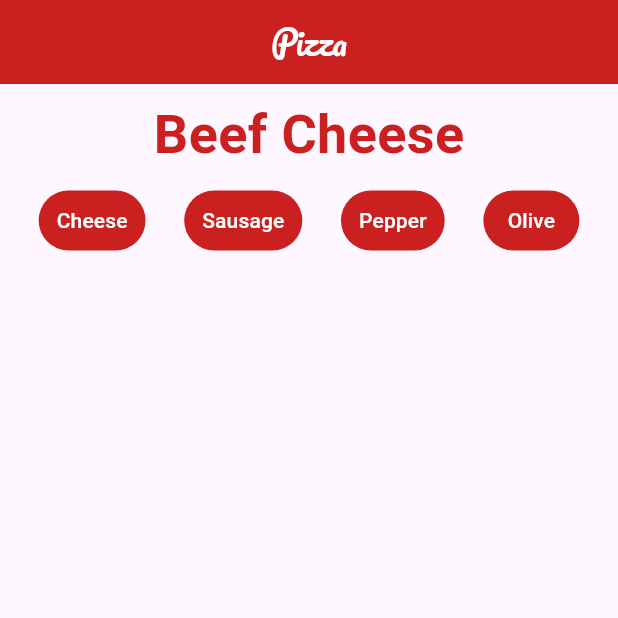
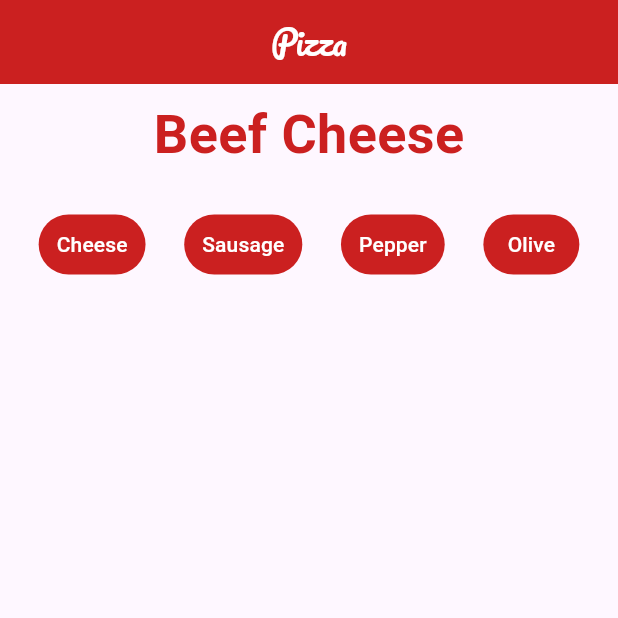
Before and after one commit to halillcam/Flutter_Ogreniyorum, a Flutter app: the screen it shows after launch, on a phone screen of 412 x 824 dp, the top half of it. Run offline on Flutter 3.47's test engine with Material 3 defaults, Android fonts, the phone set to English and light mode, and no system bars.

Commit message:
Padding eklendi ve hizalamalar ayarlandı

```diff
--- a/flutter_ogreniyorum/lib/anasayfa.dart
+++ b/flutter_ogreniyorum/lib/anasayfa.dart
@@ -25,12 +25,13 @@ class _AnasayfaState extends State<Anasayfa> {
           ),
           //Image.asset("images/pizza.png"),
 
-          Row(
-            mainAxisAlignment: MainAxisAlignment.spaceEvenly,
+          Padding(padding: const EdgeInsets.only(top: 16),
+           child: Row( mainAxisAlignment: MainAxisAlignment.spaceEvenly,
+
             children: [
               TextButton(onPressed: (){},
                style: TextButton.styleFrom(backgroundColor: Anarenk),
-               child: Text("Cheese",style: TextStyle(color: yaziRenk1),),
+               child:  Text("Cheese",style: TextStyle(color: yaziRenk1),),
                ),
 
                 TextButton(onPressed: (){},
@@ -43,12 +44,15 @@ class _AnasayfaState extends State<Anasayfa> {
                child: Text("Pepper",style: TextStyle(color: yaziRenk1),),
                ),
 
-                TextButton(onPressed: (){},
+               TextButton(onPressed: (){},
                style: TextButton.styleFrom(backgroundColor: Anarenk),
                child: Text("Olive",style: TextStyle(color: yaziRenk1),),
                ),
             ],
           )
+          )
+
+
         ],
       ),
       );
```
